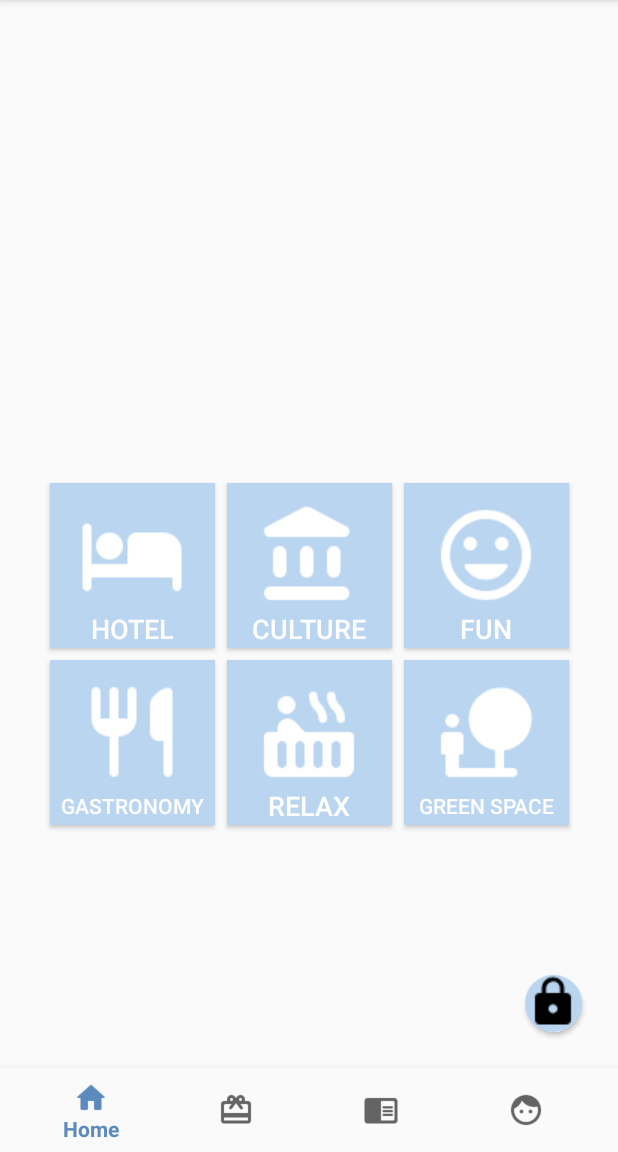
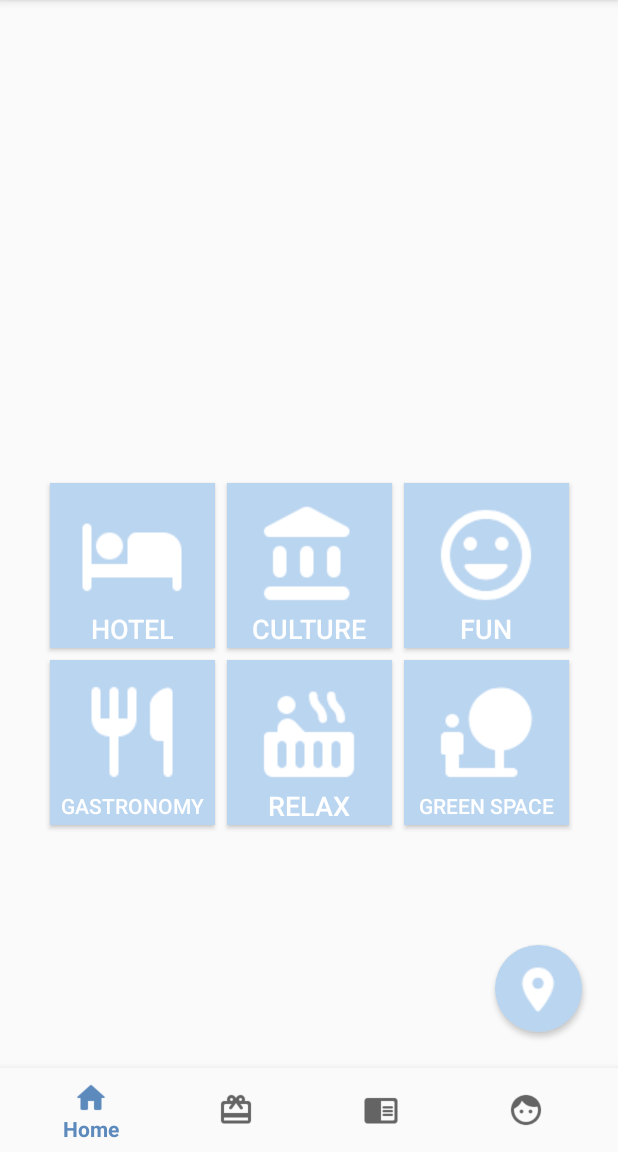
Before and after one commit to barlettacoding/BarlettAPP, an Android app: the fragment CategoryListActivity placed in its activity, on a phone screen of 412 x 824 dp, the part 84-1236 px from its top. Run offline under Robolectric (Android 15) with nearby library versions, the phone set to English and light mode, and no system bars; our stand-ins replace Volley; network calls fail; 1 statement that could not run was skipped.

Commit message:
Graphic with Material Design, ListView Locali

```diff
--- a/app/src/main/java/barletta/coding/barlettapp/CustomArrayAdapterCategoryList.java
+++ b/app/src/main/java/barletta/coding/barlettapp/CustomArrayAdapterCategoryList.java
@@ -1,8 +1,12 @@
 package barletta.coding.barlettapp;
 
 import android.content.Context;
+import android.graphics.Color;
+import android.graphics.Paint;
 import android.support.annotation.NonNull;
 import android.support.annotation.Nullable;
+import android.support.v4.content.ContextCompat;
+import android.support.v4.graphics.drawable.DrawableCompat;
 import android.view.LayoutInflater;
 import android.view.View;
 import android.view.ViewGroup;
@@ -56,7 +60,10 @@ public class CustomArrayAdapterCategoryList extends ArrayAdapter<Locale> {
         descrLocale.setText(currentLocale.getDescrizione());
 
         RatingBar ratingBarList = listItem.findViewById(R.id.ratingBarList);
+        DrawableCompat.setTint(ratingBarList.getProgressDrawable(), ContextCompat.getColor(mContext, R.color.colorPrimary));
+
         ratingBarList.setRating((float)currentLocale.getVoto()/currentLocale.getNumeroVoti());
+
 
 
 
--- a/app/src/main/res/layout/activity_category_list.xml
+++ b/app/src/main/res/layout/activity_category_list.xml
@@ -7,15 +7,18 @@
     tools:context=".CategoryListActivity">
 
     <Button
+
         android:id="@+id/buttonNearMe"
-        android:layout_width="38dp"
-        android:drawableTop="@drawable/baseline_lock_black_18dp"
-        android:layout_height="38dp"
+        android:layout_width="58dp"
+        android:layout_height="58dp"
         android:layout_marginEnd="24dp"
         android:layout_marginBottom="24dp"
         android:background="@drawable/circle_button"
+        android:drawableBottom="@drawable/round_place_white_36dp"
+        android:paddingBottom="10dp"
         app:layout_constraintBottom_toBottomOf="parent"
-        app:layout_constraintEnd_toEndOf="parent" />
+        app:layout_constraintEnd_toEndOf="parent"
+        android:shadowRadius="12"/>
 
     <ListView
         android:id="@+id/listViewCategoryList"
```
Also changed, not shown: app/src/main/res/drawable-v24/round_place_white_36dp.png (added), app/src/main/res/drawable-v24/round_place_white_36dp_2x.png (added).
